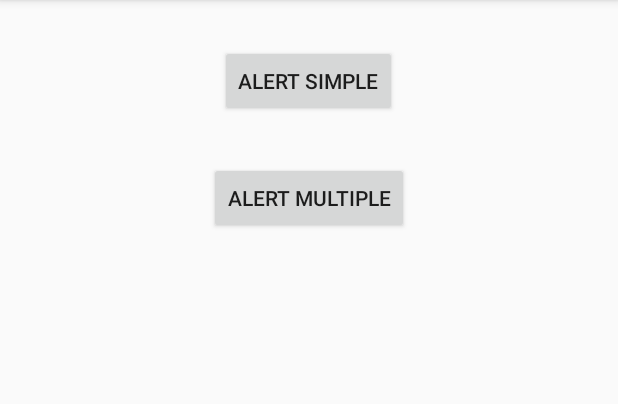
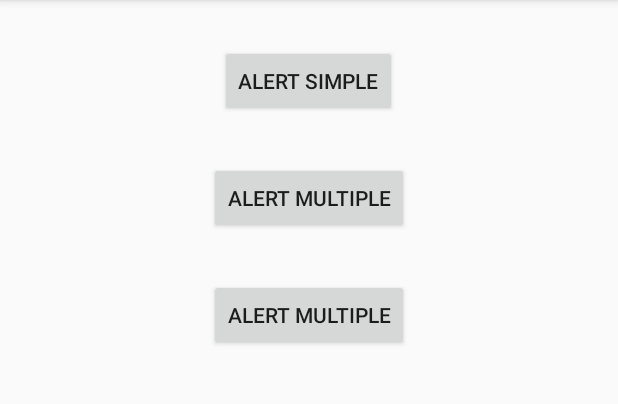
Before and after one commit to reginaldobarreto/Dialogs, an Android app: the screen it shows after launch (MainActivity), on a phone screen of 412 x 824 dp, the part 84-488 px from its top. Run offline under Robolectric (Android 15) with nearby library versions, the phone set to English and light mode, and no system bars; our stand-ins replace ButterKnife.

Commit message:
adicionado alert multiplechoice checkbox

```diff
--- a/app/src/main/java/br/com/barrsoft/dialogs/MainActivity.java
+++ b/app/src/main/java/br/com/barrsoft/dialogs/MainActivity.java
@@ -5,9 +5,12 @@ import androidx.appcompat.app.AppCompatActivity;
 
 import android.content.DialogInterface;
 import android.os.Bundle;
+import android.util.Log;
 import android.view.View;
 import android.widget.Button;
 import android.widget.Toast;
+
+import java.util.ArrayList;
 
 import butterknife.BindView;
 import butterknife.ButterKnife;
@@ -16,13 +19,18 @@ import butterknife.OnClick;
 public class MainActivity extends AppCompatActivity {
 
 
+    private static final String TAG = MainActivity.class.getName();
     @BindView(R.id.button)
     Button button;
     @BindView(R.id.button1)
     Button button1;
+    @BindView(R.id.button2)
+    Button button2;
     private AlertDialog alertDialog;
     private AlertDialog alertDialog1;
+    private AlertDialog alertDialog2;
     private String [] opcoes = {"Item 1","Item 2","Item 3"};
+    private Boolean [] selecionado = new Boolean[opcoes.length];
 
     @Override
     protected void onCreate(Bundle savedInstanceState) {
@@ -37,7 +45,6 @@ public class MainActivity extends AppCompatActivity {
 
 
         builder.setTitle(getString(R.string.alert_title));
-        builder.setIcon(R.drawable.ic_stat_alert);
         builder.setMessage(getString(R.string.alert_msg));
         builder.setPositiveButton(getString(R.string.alert_button_ok), new DialogInterface.OnClickListener() {
             @Override
@@ -54,21 +61,38 @@ public class MainActivity extends AppCompatActivity {
         alertDialog = builder.create();
 
 
-        AlertDialog.Builder builder2 = new AlertDialog.Builder(this);
+        AlertDialog.Builder builder1 = new AlertDialog.Builder(this);
 
-        builder2.setIcon(R.drawable.ic_action_name);
-        builder2.setTitle(R.string.alert_title);
-        builder2.setSingleChoiceItems(opcoes, -1, new DialogInterface.OnClickListener() {
+        builder1.setTitle(R.string.alert_title_checkbox);
+        builder1.setSingleChoiceItems(opcoes, -1, new DialogInterface.OnClickListener() {
             @Override
             public void onClick(DialogInterface dialog, int which) {
                 Toast.makeText(getApplicationContext()," " + opcoes[which],Toast.LENGTH_LONG).show();
             }
         });
-        builder2.setPositiveButton(getString(R.string.alert_button_ok),null);
-        builder2.setNegativeButton(getString(R.string.alert_button_cancel),null);
-        alertDialog1 = builder2.create();
+        builder1.setPositiveButton(getString(R.string.alert_button_ok),null);
+        builder1.setNegativeButton(getString(R.string.alert_button_cancel),null);
+        alertDialog1 = builder1.create();
 
 
+        AlertDialog.Builder builder2 = new AlertDialog.Builder(this);
+
+        builder2.setTitle(R.string.alert_title_radio);
+        builder2.setMultiChoiceItems(opcoes, null, new DialogInterface.OnMultiChoiceClickListener() {
+            @Override
+            public void onClick(DialogInterface dialog, int which, boolean isChecked) {
+                if (isChecked){
+                    selecionado[which]=isChecked;
+                    Toast.makeText(getApplicationContext(),getText(R.string.item).toString() + (which+1) + " " + selecionado[which].toString(),Toast.LENGTH_SHORT).show();
+                }else {
+                    selecionado[which]=isChecked;
+                    Toast.makeText(getApplicationContext(),getText(R.string.item).toString() + (which+1) + " "+ selecionado[which].toString(),Toast.LENGTH_SHORT).show();
+                }
+            }
+        });
+        builder2.setPositiveButton(getString(R.string.alert_button_ok), null);
+        builder2.setNegativeButton(getString(R.string.alert_button_cancel),null);
+        alertDialog2 = builder2.create();
     }
 
     @OnClick(R.id.button)
@@ -82,4 +106,10 @@ public class MainActivity extends AppCompatActivity {
         // TODO submit data to server...
         alertDialog1.show();
     }
+
+    @OnClick(R.id.button2)
+    public void submit2(View view) {
+        // TODO submit data to server...
+        alertDialog2.show();
+    }
 }
--- a/app/src/main/res/layout/activity_main.xml
+++ b/app/src/main/res/layout/activity_main.xml
@@ -24,4 +24,17 @@
         android:layout_gravity="center"
         android:layout_marginTop="30dp"/>
 
+
+    <Button
+        android:id="@+id/button2"
+        android:layout_width="wrap_content"
+        android:layout_height="wrap_content"
+        android:text="@string/alert_multiple"
+        android:layout_gravity="center"
+        android:layout_marginTop="30dp"/>
+
+
+
+
+
 </androidx.appcompat.widget.LinearLayoutCompat>
--- a/app/src/main/res/values/strings.xml
+++ b/app/src/main/res/values/strings.xml
@@ -1,7 +1,9 @@
 <resources>
     <string name="app_name">Dialogs</string>
-    <string name="alert_title">Alert Dialog Title</string>
-    <string name="alert_msg">Message: Alert Dialog Mesage</string>
+    <string name="alert_title">Alert Dialog Single</string>
+    <string name="alert_title_checkbox">Alert Dialog Checkbox</string>
+    <string name="alert_title_radio">Alert Dialog Radio Option</string>
+    <string name="alert_msg">Message: Alert Dialog Message</string>
     <string name="alert_button_ok">OK</string>
     <string name="alert_button_cancel">CANCEL</string>
     <string name="alert_simple">ALERT SIMPLE</string>
@@ -9,4 +11,5 @@
     <string name="item1">Item 1</string>
     <string name="item2">Item 2</string>
     <string name="item3">Item 3</string>
+    <string name="item">Item :</string>
 </resources>
```
